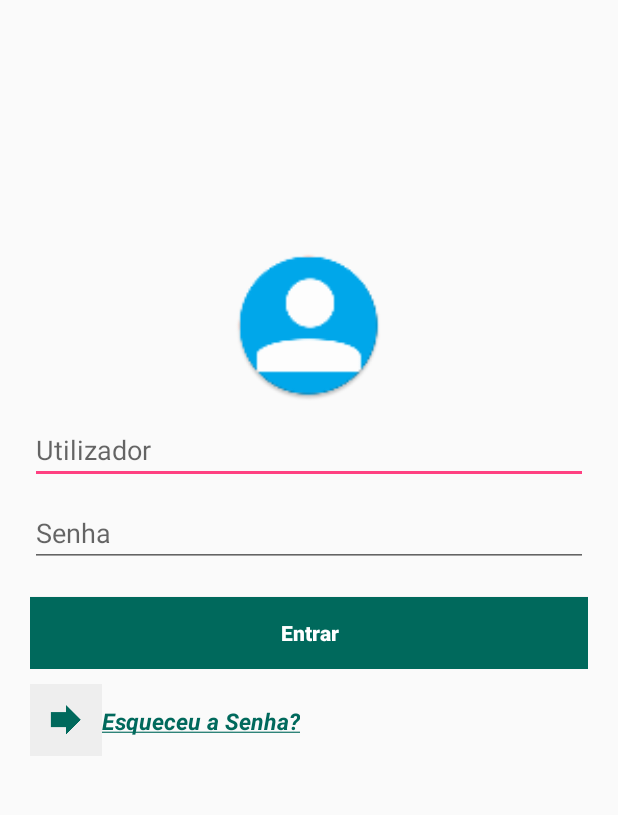
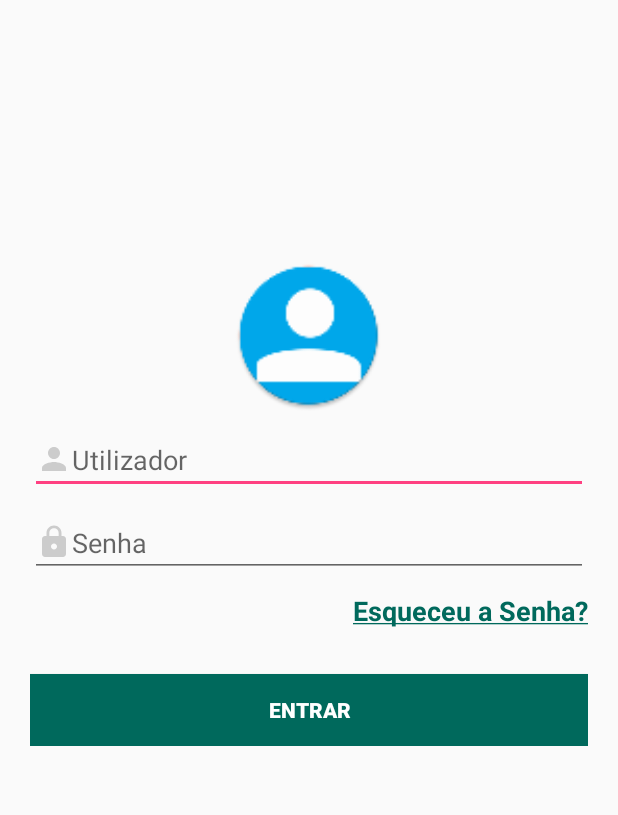
Before and after one commit to csaude/mentoring-mobile, an Android app: the screen it shows after launch (LoginActivity), on a phone screen of 412 x 824 dp, the part 114-929 px from its top. Run offline under Robolectric (Android 15) with nearby library versions, the phone set to English and light mode, and no system bars; our stand-ins replace ButterKnife, Dagger/Hilt's generated code, EventBus; libraries missing offline, so code that uses them is left out: com.crashlytics.android, io.fabric.sdk, retrofit2.converter.jackson; pictures from the network do not load; 5 statements that could not run were skipped.

Commit message:
MENT-307

```diff
--- a/app/build.gradle
+++ b/app/build.gradle
@@ -21,8 +21,8 @@ android {
         applicationId "mz.org.fgh.mentoring"
         minSdkVersion 17
         targetSdkVersion 27
-        versionCode 1
-        versionName "1.0"
+        versionCode 2
+        versionName "1.5.4"
         multiDexEnabled true
     }
     buildTypes {
--- a/app/src/main/java/mz/org/fgh/mentoring/activities/LoginActivity.java
+++ b/app/src/main/java/mz/org/fgh/mentoring/activities/LoginActivity.java
@@ -141,7 +141,7 @@ public class LoginActivity extends BaseActivity {
         });
     }
 
-    @OnClick({R.id.reset_password_btn, R.id.reset_password})
+    @OnClick({R.id.reset_password})
     public void resetPassword() {
         startActivity(new Intent(this, ResetPasswordActivity.class));
     }
--- a/app/src/main/java/mz/org/fgh/mentoring/adapter/MentorshipAdapter.java
+++ b/app/src/main/java/mz/org/fgh/mentoring/adapter/MentorshipAdapter.java
@@ -33,9 +33,6 @@ public class MentorshipAdapter extends BaseAbstractAdapter {
 
     @BindView(R.id.process_date)
     TextView sessionDate;
-
-    @BindView(R.id.tutored_name)
-    TextView tutoredName;
 
     private Context context;
 
--- a/app/src/main/java/mz/org/fgh/mentoring/infra/MentoringApplication.java
+++ b/app/src/main/java/mz/org/fgh/mentoring/infra/MentoringApplication.java
@@ -21,6 +21,8 @@ import java.io.IOException;
 
 import io.fabric.sdk.android.Fabric;
 import mz.org.fgh.mentoring.activities.BaseAuthenticateActivity;
+import mz.org.fgh.mentoring.activities.ListMentorshipActivity;
+import mz.org.fgh.mentoring.activities.MentoringActivity;
 import mz.org.fgh.mentoring.activities.SessionsReportActivity;
 import mz.org.fgh.mentoring.component.DaggerMentoringComponent;
 import mz.org.fgh.mentoring.component.MentoringComponent;
@@ -44,7 +46,7 @@ public class MentoringApplication extends Application implements LifecycleObserv
     protected void onAppSentToBackground() {
         Log.d(getClass().getSimpleName(), "Application event ON_START");
         if(BaseAuthenticateActivity.instance != null &&
-                !(BaseAuthenticateActivity.instance instanceof SessionsReportActivity)) {
+                !(BaseAuthenticateActivity.instance instanceof SessionsReportActivity) && !MentoringActivity.active && !ListMentorshipActivity.active) {
             Intent intent = new Intent(BaseAuthenticateActivity.instance, SessionsReportActivity.class);
             intent.addFlags(Intent.FLAG_ACTIVITY_NEW_TASK);
             startActivity(intent);
--- a/app/src/main/java/mz/org/fgh/mentoring/process/dao/SessionDAO.java
+++ b/app/src/main/java/mz/org/fgh/mentoring/process/dao/SessionDAO.java
@@ -30,6 +30,7 @@ public interface SessionDAO extends GenericDAO<Session> {
                 "INNER JOIN tutoreds t ON s.tutored_uuid = t.uuid " +
                 "INNER JOIN health_facilities hf ON s.health_facility_uuid = hf.uuid ORDER BY s.id ASC LIMIT 5";
 
+
         public static final String deleteByUuids = "DELETE s.* FROM sessions s WHERE s.uuid IN (?)";
     }
 
@@ -37,6 +38,8 @@ public interface SessionDAO extends GenericDAO<Session> {
 
     List<Session> findAllToSync();
 
+    List<Session> findSessionsByUuids(String uuids);
+
     void deleteByUuids(List<String> uuids);
 
 }
--- a/app/src/main/java/mz/org/fgh/mentoring/service/CareerSyncServiceImpl.java
+++ b/app/src/main/java/mz/org/fgh/mentoring/service/CareerSyncServiceImpl.java
@@ -75,6 +75,11 @@ public class CareerSyncServiceImpl implements SyncService, CareerSyncService {
     }
 
     @Override
+    public void executeByUuids(String uuid) {
+
+    }
+
+    @Override
     public void processCarres(List<Career> careers) {
 
         //TODO: remove when complete the Injection refactory
--- a/app/src/main/java/mz/org/fgh/mentoring/service/FormQuestionSyncServiceImpl.java
+++ b/app/src/main/java/mz/org/fgh/mentoring/service/FormQuestionSyncServiceImpl.java
@@ -87,6 +87,11 @@ public class FormQuestionSyncServiceImpl implements SyncService, FormQuestionSyn
     }
 
     @Override
+    public void executeByUuids(String uuid) {
+
+    }
+
+    @Override
     public void processFormQuestions(List<FormQuestion> formQuestions) {
 
         for (FormQuestion formQuestion : formQuestions) {
--- a/app/src/main/java/mz/org/fgh/mentoring/service/HealthFacilitySyncServiceImpl.java
+++ b/app/src/main/java/mz/org/fgh/mentoring/service/HealthFacilitySyncServiceImpl.java
@@ -102,4 +102,9 @@ public class HealthFacilitySyncServiceImpl implements SyncService, HealthFacilit
     public void setActivity(BaseActivity activity) {
         this.activity = activity;
     }
+
+    @Override
+    public void executeByUuids(String uuid) {
+
+    }
 }
--- a/app/src/main/java/mz/org/fgh/mentoring/service/SessionService.java
+++ b/app/src/main/java/mz/org/fgh/mentoring/service/SessionService.java
@@ -1,5 +1,6 @@
 package mz.org.fgh.mentoring.service;
 
+import java.util.ArrayList;
 import java.util.List;
 
 import mz.org.fgh.mentoring.process.model.Session;
@@ -17,4 +18,6 @@ public interface SessionService {
     List<Session> findAllSessionsToSync();
 
     void deleteSessionsByUuids(List<String> uuids);
+
+    List<Session> findSessionsByUuids(String selectecdItemsUuid);
 }
--- a/app/src/main/java/mz/org/fgh/mentoring/service/SyncService.java
+++ b/app/src/main/java/mz/org/fgh/mentoring/service/SyncService.java
@@ -10,4 +10,6 @@ public interface SyncService {
     void execute();
 
     void setActivity(final BaseActivity activity);
+
+    void executeByUuids(String uuid);
 }
--- /dev/null
+++ b/app/src/main/res/drawable/ic_baseline_lock_gray_24.xml
@@ -0,0 +1,5 @@
+<vector android:height="24dp" android:tint="#CCCCCC"
+    android:viewportHeight="24" android:viewportWidth="24"
+    android:width="24dp" xmlns:android="http://schemas.android.com/apk/res/android">
+    <path android:fillColor="#FFF" android:pathData="M18,8h-1L17,6c0,-2.76 -2.24,-5 -5,-5S7,3.24 7,6v2L6,8c-1.1,0 -2,0.9 -2,2v10c0,1.1 0.9,2 2,2h12c1.1,0 2,-0.9 2,-2L20,10c0,-1.1 -0.9,-2 -2,-2zM12,17c-1.1,0 -2,-0.9 -2,-2s0.9,-2 2,-2 2,0.9 2,2 -0.9,2 -2,2zM15.1,8L8.9,8L8.9,6c0,-1.71 1.39,-3.1 3.1,-3.1 1.71,0 3.1,1.39 3.1,3.1v2z"/>
+</vector>
--- /dev/null
+++ b/app/src/main/res/drawable/ic_baseline_person_gray_24.xml
@@ -0,0 +1,5 @@
+<vector android:height="24dp" android:tint="#CCCCCC"
+    android:viewportHeight="24" android:viewportWidth="24"
+    android:width="24dp" xmlns:android="http://schemas.android.com/apk/res/android">
+    <path android:fillColor="#FFF" android:pathData="M12,12c2.21,0 4,-1.79 4,-4s-1.79,-4 -4,-4 -4,1.79 -4,4 1.79,4 4,4zM12,14c-2.67,0 -8,1.34 -8,4v2h16v-2c0,-2.66 -5.33,-4 -8,-4z"/>
+</vector>
--- a/app/src/main/res/layout/activity_login.xml
+++ b/app/src/main/res/layout/activity_login.xml
@@ -45,6 +45,7 @@
             android:layout_width="match_parent"
             android:layout_height="wrap_content"
             android:layout_marginTop="10dp"
+            android:drawableLeft="@drawable/ic_baseline_person_gray_24"
             android:hint="Utilizador"
             android:singleLine="true" />
 
@@ -52,11 +53,38 @@
             android:id="@+id/login_password"
             android:layout_width="match_parent"
             android:layout_height="wrap_content"
+            android:layout_marginTop="10dp"
             android:layout_marginBottom="10dp"
-            android:layout_marginTop="10dp"
+            android:drawableLeft="@drawable/ic_baseline_lock_gray_24"
             android:hint="@string/password"
-            android:password="true"
+            android:inputType="textPassword"
             android:singleLine="true" />
+
+
+        <LinearLayout
+            android:layout_width="match_parent"
+            android:layout_height="wrap_content"
+            android:orientation="horizontal">
+
+            <Space
+                android:layout_width="0dp"
+                android:layout_height="0dp"
+                android:layout_weight="1" />
+
+            <TextView
+                android:id="@+id/reset_password"
+                android:layout_width="wrap_content"
+                android:layout_height="wrap_content"
+                android:layout_marginTop="0dp"
+                android:gravity="right"
+                android:text="@string/forget_password"
+                android:textColor="#00695C"
+                android:textSize="8pt"
+                android:textStyle="bold" />
+
+        </LinearLayout>
+
+
 
         <RelativeLayout
             android:layout_width="match_parent"
@@ -66,39 +94,15 @@
                 android:id="@+id/login_loginButton"
                 android:layout_width="match_parent"
                 android:layout_height="wrap_content"
-                android:layout_marginTop="10dp"
+                android:layout_marginTop="30dp"
                 android:background="#00695C"
                 android:text="@string/enter"
-                android:textAllCaps="false"
                 android:textColor="#fff"
                 android:textStyle="bold" />
 
         </RelativeLayout>
 
-        <LinearLayout
-            android:layout_width="match_parent"
-            android:layout_height="wrap_content"
-            android:layout_marginTop="10dp"
-            android:orientation="horizontal">
 
-            <ImageButton
-                android:id="@+id/reset_password_btn"
-                android:layout_width="wrap_content"
-                android:layout_height="wrap_content"
-                android:background="#EEEEEE"
-                android:src="@mipmap/ic_forward" />
-
-            <TextView
-                android:id="@+id/reset_password"
-                android:layout_width="wrap_content"
-                android:layout_height="wrap_content"
-                android:layout_marginTop="14dp"
-                android:text="@string/forget_password"
-                android:textColor="#00695C"
-                android:textSize="7pt"
-                android:textStyle="bold|italic" />
-
-        </LinearLayout>
 
 
     </LinearLayout>
--- a/app/src/main/res/values/strings.xml
+++ b/app/src/main/res/values/strings.xml
@@ -88,7 +88,7 @@
     <string name="district">Distrito</string>
     <string name="total">Total</string>
 
-    <string name="version">© 2020 © v1.5.3</string>
+    <string name="version">© 2022 © v1.5.4</string>
     <string name="no_result">Sem Resultado</string>
     <string name="no_result_found">Nenhum resultado foi encontrado</string>
     <string name="server_error">Erro de comunicação</string>
@@ -129,4 +129,6 @@
     <string name="tested_must_be_greather_than_positive">Os positivos não devem ser maior que os testados.</string>
     <string name="positive_must_be_greather_than_enrolled">Os inscritos não devem ser maior que os positivos.</string>
     <string name="remeber_send_data_to_server">Possui 5 ou mais registos de tutoria no celular não se esqueça de enviar ao servidor em breve!</string>
+    <string name="delete_confirmation">Deseja remover a(s) tutoria(s)?</string>
+    <string name="sync_confirmation">Deseja enviar a(s) tutoria(s)?</string>
 </resources>
```
Also changed, not shown: app/src/main/java/mz/org/fgh/mentoring/activities/ListMentorshipActivity.java (+49 -7 lines), app/src/main/java/mz/org/fgh/mentoring/activities/MentoringActivity.java (+11 -0 lines), app/src/main/java/mz/org/fgh/mentoring/process/dao/SessionDAOImpl.java (+26 -0 lines), app/src/main/java/mz/org/fgh/mentoring/service/MentorshipSyncServiceImpl.java (+58 -0 lines), app/src/main/java/mz/org/fgh/mentoring/service/SessionServiceImpl.java (+8 -0 lines), app/src/main/res/menu/mentoring_selected_list_menu.xml (added, +17 -0 lines), 1 other file.
